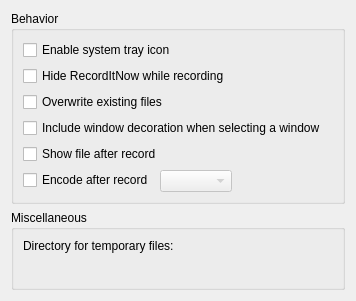
This is src/ui/settings.ui in hippich/recorditnow as Qt 5 draws it before an edit. The edited form follows.
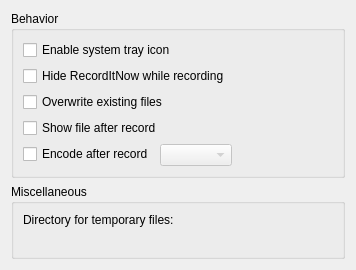
This is the edited form. Custom widgets are drawn as their Qt base class.

Commit message: do it always

```diff
--- a/src/ui/settings.ui
+++ b/src/ui/settings.ui
@@ -7,7 +7,7 @@
     <x>0</x>
     <y>0</y>
     <width>356</width>
-    <height>301</height>
+    <height>270</height>
    </rect>
   </property>
   <property name="windowTitle">
@@ -44,28 +44,21 @@
         </property>
        </widget>
       </item>
-      <item row="4" column="0" colspan="2">
+      <item row="3" column="0" colspan="2">
        <widget class="QCheckBox" name="kcfg_showVideo">
         <property name="text">
          <string>Show file after record</string>
         </property>
        </widget>
       </item>
-      <item row="3" column="0" colspan="2">
-       <widget class="QCheckBox" name="kcfg_includeDecoration">
-        <property name="text">
-         <string>Include window decoration when selecting a window</string>
-        </property>
-       </widget>
-      </item>
-      <item row="5" column="0">
+      <item row="4" column="0">
        <widget class="QCheckBox" name="kcfg_encode">
         <property name="text">
          <string>Encode after record</string>
         </property>
        </widget>
       </item>
-      <item row="5" column="1">
+      <item row="4" column="1">
        <widget class="KComboBox" name="encoderCombo">
         <property name="enabled">
          <bool>false</bool>
```
The commit also changes 2 other files.
